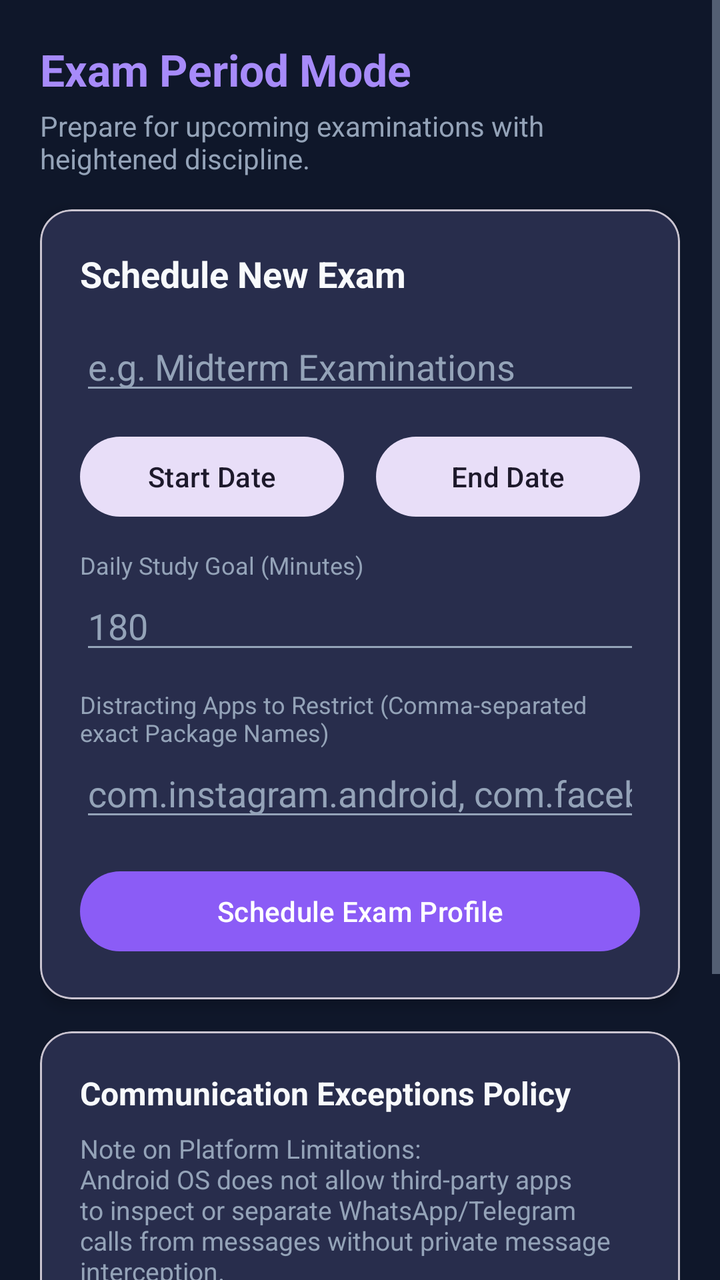
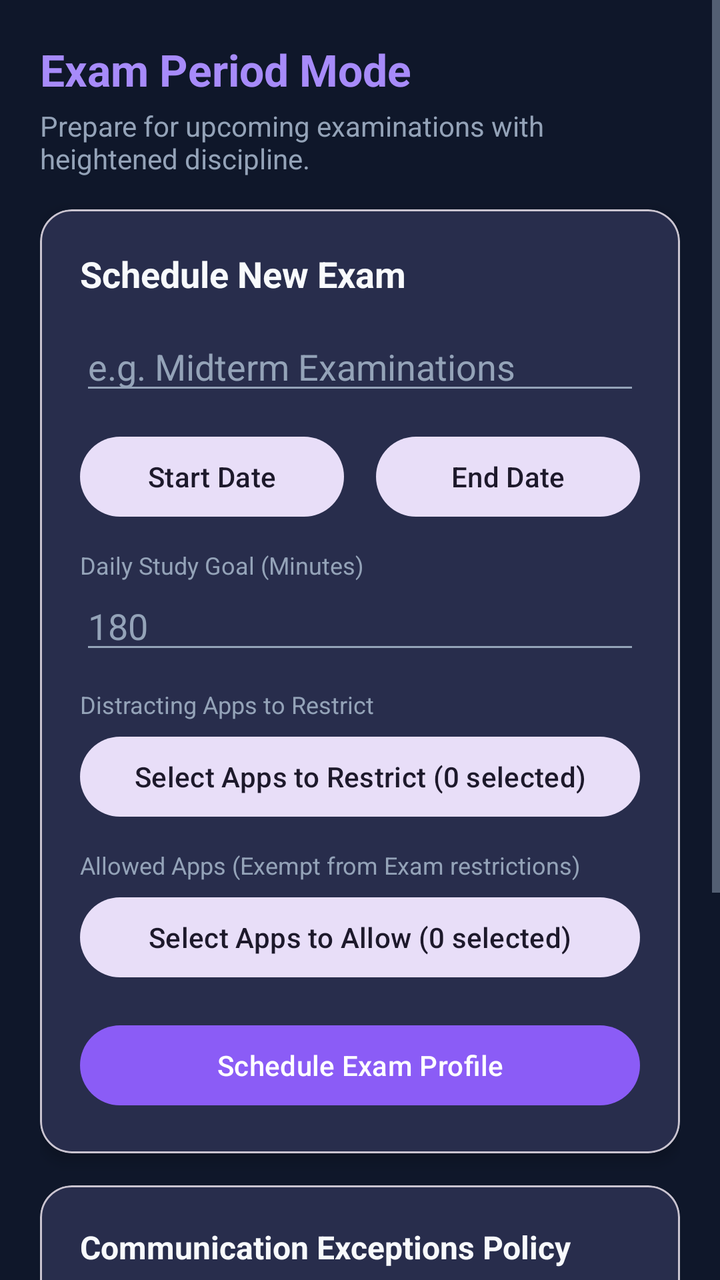

Two renders of the same Android screen: before a commit and after it. Below are the layout's source before the change and the commit's diff.
<!-- AndroidManifest.xml: application theme Theme.SelfPilot -->
<!-- res/layout/activity_exam_mode.xml -->
<?xml version="1.0" encoding="utf-8"?>
<androidx.coordinatorlayout.widget.CoordinatorLayout xmlns:android="http://schemas.android.com/apk/res/android"
    xmlns:app="http://schemas.android.com/apk/res-auto"
    android:layout_width="match_parent"
    android:layout_height="match_parent"
    android:background="@color/background_dark">

    <ScrollView
        android:layout_width="match_parent"
        android:layout_height="match_parent"
        android:fillViewport="true">

        <LinearLayout
            android:layout_width="match_parent"
            android:layout_height="wrap_content"
            android:orientation="vertical"
            android:padding="20dp">

            <TextView
                android:layout_width="wrap_content"
                android:layout_height="wrap_content"
                android:text="Exam Period Mode"
                android:textColor="@color/purple_accent_light"
                android:textSize="22sp"
                android:textStyle="bold" />

            <TextView
                android:layout_width="wrap_content"
                android:layout_height="wrap_content"
                android:layout_marginTop="4dp"
                android:text="Prepare for upcoming examinations with heightened discipline."
                android:textColor="@color/text_secondary"
                android:textSize="14sp" />

            <com.google.android.material.card.MaterialCardView
                android:id="@+id/cardActiveExam"
                android:layout_width="match_parent"
                android:layout_height="wrap_content"
                android:layout_marginTop="16dp"
                app:cardBackgroundColor="@color/card_background"
                app:cardCornerRadius="16dp"
                app:cardElevation="4dp"
                app:strokeColor="@color/success_green"
                app:strokeWidth="1dp"
                android:visibility="gone">

                <LinearLayout
                    android:layout_width="match_parent"
                    android:layout_height="wrap_content"
                    android:orientation="vertical"
                    android:padding="20dp">

                    <TextView
                        android:layout_width="wrap_content"
                        android:layout_height="wrap_content"
                        android:text="Currently Active Exam"
                        android:textColor="@color/success_green"
                        android:textSize="14sp"
                        android:textStyle="bold" />

                    <TextView
                        android:id="@+id/tvActiveExamName"
                        android:layout_width="wrap_content"
                        android:layout_height="wrap_content"
                        android:layout_marginTop="8dp"
                        android:text="Final Exams"
                        android:textColor="@color/text_primary"
                        android:textSize="20sp"
                        android:textStyle="bold" />

                    <TextView
                        android:id="@+id/tvActiveExamGoal"
                        android:layout_width="wrap_content"
                        android:layout_height="wrap_content"
                        android:layout_marginTop="4dp"
                        android:text="Daily Goal: 180 Mins"
                        android:textColor="@color/text_secondary"
                        android:textSize="14sp" />

                    <Button
                        android:id="@+id/btnCancelActiveExam"
                        style="@style/Widget.Material3.Button.OutlinedButton"
                        android:layout_width="match_parent"
                        android:layout_height="wrap_content"
                        android:layout_marginTop="16dp"
                        android:text="Cancel Exam Mode Early"
                        android:textColor="@color/error_red" />

                </LinearLayout>
            </com.google.android.material.card.MaterialCardView>

            
            <com.google.android.material.card.MaterialCardView
                android:layout_width="match_parent"
                android:layout_height="wrap_content"
                android:layout_marginTop="16dp"
                app:cardBackgroundColor="@color/card_background"
                app:cardCornerRadius="16dp"
                app:cardElevation="4dp">

                <LinearLayout
                    android:layout_width="match_parent"
                    android:layout_height="wrap_content"
                    android:orientation="vertical"
                    android:padding="20dp">

                    <TextView
                        android:layout_width="wrap_content"
                        android:layout_height="wrap_content"
                        android:text="Schedule New Exam"
                        android:textColor="@color/text_primary"
                        android:textSize="18sp"
                        android:textStyle="bold" />

                    <EditText
                        android:id="@+id/etExamName"
                        android:layout_width="match_parent"
                        android:layout_height="wrap_content"
                        android:layout_marginTop="12dp"
                        android:hint="e.g. Midterm Examinations"
                        android:inputType="text"
                        android:textColor="@color/text_primary"
                        android:textColorHint="@color/text_secondary" />

                    <LinearLayout
                        android:layout_width="match_parent"
                        android:layout_height="wrap_content"
                        android:layout_marginTop="12dp"
                        android:orientation="horizontal">

                        <Button
                            android:id="@+id/btnPickStartDate"
                            style="@style/Widget.Material3.Button.TonalButton"
                            android:layout_width="0dp"
                            android:layout_height="wrap_content"
                            android:layout_weight="1"
                            android:layout_marginEnd="8dp"
                            android:text="Start Date" />

                        <Button
                            android:id="@+id/btnPickEndDate"
                            style="@style/Widget.Material3.Button.TonalButton"
                            android:layout_width="0dp"
                            android:layout_height="wrap_content"
                            android:layout_weight="1"
                            android:layout_marginStart="8dp"
                            android:text="End Date" />

                    </LinearLayout>

                    <TextView
                        android:layout_width="wrap_content"
                        android:layout_height="wrap_content"
                        android:layout_marginTop="12dp"
                        android:text="Daily Study Goal (Minutes)"
                        android:textColor="@color/text_secondary"
                        android:textSize="12sp" />

                    <EditText
                        android:id="@+id/etExamDailyGoal"
                        android:layout_width="match_parent"
                        android:layout_height="wrap_content"
                        android:hint="180"
                        android:inputType="number"
                        android:textColor="@color/text_primary"
                        android:textColorHint="@color/text_secondary" />

                    <TextView
                        android:layout_width="wrap_content"
                        android:layout_height="wrap_content"
                        android:layout_marginTop="12dp"
                        android:text="Distracting Apps to Restrict (Comma-separated exact Package Names)"
                        android:textColor="@color/text_secondary"
                        android:textSize="12sp" />

                    <EditText
                        android:id="@+id/etRestrictedPackagesCsv"
                        android:layout_width="match_parent"
                        android:layout_height="wrap_content"
                        android:hint="com.instagram.android, com.facebook.katana"
                        android:inputType="text"
                        android:textColor="@color/text_primary"
                        android:textColorHint="@color/text_secondary" />

                    <Button
                        android:id="@+id/btnSaveExam"
                        android:layout_width="match_parent"
                        android:layout_height="wrap_content"
                        android:layout_marginTop="16dp"
                        android:text="Schedule Exam Profile" />

                </LinearLayout>
            </com.google.android.material.card.MaterialCardView>

            
            <com.google.android.material.card.MaterialCardView
                android:layout_width="match_parent"
                android:layout_height="wrap_content"
                android:layout_marginTop="16dp"
                android:layout_marginBottom="80dp"
                app:cardBackgroundColor="@color/card_background"
                app:cardCornerRadius="16dp"
                app:cardElevation="4dp">

                <LinearLayout
                    android:layout_width="match_parent"
                    android:layout_height="wrap_content"
                    android:orientation="vertical"
                    android:padding="20dp">

                    <TextView
                        android:layout_width="wrap_content"
                        android:layout_height="wrap_content"
                        android:text="Communication Exceptions Policy"
                        android:textColor="@color/text_primary"
                        android:textSize="16sp"
                        android:textStyle="bold" />

                    <TextView
                        android:layout_width="wrap_content"
                        android:layout_height="wrap_content"
                        android:layout_marginTop="8dp"
                        android:text="Note on Platform Limitations:\nAndroid OS does not allow third-party apps to inspect or separate WhatsApp/Telegram calls from messages without private message interception.\n\nRecommended Setup:\nAllow essential messaging apps during study breaks, or configure quiet hours in Android Notification Settings for critical contacts."
                        android:textColor="@color/text_secondary"
                        android:textSize="13sp" />

                </LinearLayout>
            </com.google.android.material.card.MaterialCardView>

        </LinearLayout>
    </ScrollView>
</androidx.coordinatorlayout.widget.CoordinatorLayout>
<!-- resources referenced by this layout -->
<resources>
  <color name="background_dark">#0F172A</color>
  <color name="card_background">#1E293B</color>
  <color name="error_red">#EF4444</color>
  <color name="purple_accent_light">#A78BFA</color>
  <color name="success_green">#10B981</color>
  <color name="text_primary">#F8FAFC</color>
  <color name="text_secondary">#94A3B8</color>
  <style name="Theme.SelfPilot" parent="Base.Theme.SelfPilot" />
  <style name="Base.Theme.SelfPilot" parent="Theme.Material3.DayNight.NoActionBar">
          
          <item name="colorPrimary">@color/purple_accent</item>
          <item name="colorPrimaryVariant">@color/electric_blue</item>
          <item name="colorOnPrimary">@color/white</item>
          <item name="colorSecondary">@color/electric_blue</item>
          <item name="colorSecondaryVariant">@color/purple_accent_light</item>
          <item name="colorOnSecondary">@color/white</item>
          <item name="android:colorBackground">@color/background_dark</item>
          <item name="colorSurface">@color/card_background</item>
          <item name="colorOnSurface">@color/text_primary</item>
          <item name="android:textColorPrimary">@color/text_primary</item>
          <item name="android:textColorSecondary">@color/text_secondary</item>
          <item name="android:statusBarColor">@color/background_dark</item>
          <item name="android:navigationBarColor">@color/background_dark</item>
          <item name="bottomNavigationStyle">@style/Widget.MaterialComponents.BottomNavigationView.Colored</item>
      </style>
  <color name="purple_accent">#8B5CF6</color>
  <color name="electric_blue">#3B82F6</color>
  <color name="white">#FFFFFFFF</color>
</resources>

<!-- the commit's change to res/layout/activity_exam_mode.xml (unified diff, before → after) -->
@@ -169,18 +169,33 @@
                         android:layout_width="wrap_content"
                         android:layout_height="wrap_content"
                         android:layout_marginTop="12dp"
-                        android:text="Distracting Apps to Restrict (Comma-separated exact Package Names)"
+                        android:text="Distracting Apps to Restrict"
                         android:textColor="@color/text_secondary"
                         android:textSize="12sp" />
 
-                    <EditText
-                        android:id="@+id/etRestrictedPackagesCsv"
-                        android:layout_width="match_parent"
-                        android:layout_height="wrap_content"
-                        android:hint="com.instagram.android, com.facebook.katana"
-                        android:inputType="text"
-                        android:textColor="@color/text_primary"
-                        android:textColorHint="@color/text_secondary" />
+                    <Button
+                        android:id="@+id/btnSelectRestrictedApps"
+                        style="@style/Widget.Material3.Button.TonalButton"
+                        android:layout_width="match_parent"
+                        android:layout_height="wrap_content"
+                        android:layout_marginTop="4dp"
+                        android:text="Select Apps to Restrict (0 selected)" />
+
+                    <TextView
+                        android:layout_width="wrap_content"
+                        android:layout_height="wrap_content"
+                        android:layout_marginTop="12dp"
+                        android:text="Allowed Apps (Exempt from Exam restrictions)"
+                        android:textColor="@color/text_secondary"
+                        android:textSize="12sp" />
+
+                    <Button
+                        android:id="@+id/btnSelectAllowedApps"
+                        style="@style/Widget.Material3.Button.TonalButton"
+                        android:layout_width="match_parent"
+                        android:layout_height="wrap_content"
+                        android:layout_marginTop="4dp"
+                        android:text="Select Apps to Allow (0 selected)" />
 
                     <Button
                         android:id="@+id/btnSaveExam"
